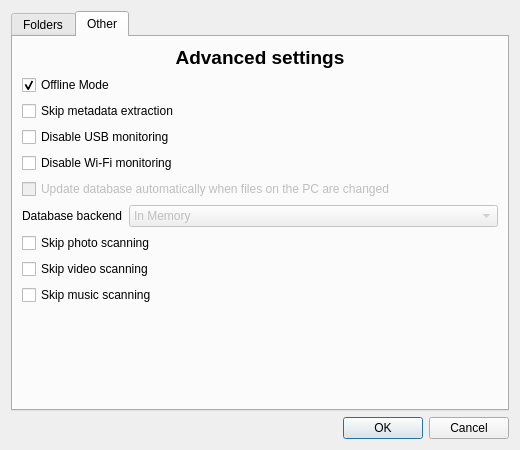
Old version of the form src/forms/configwidget.ui in the repository codestation/qcma.
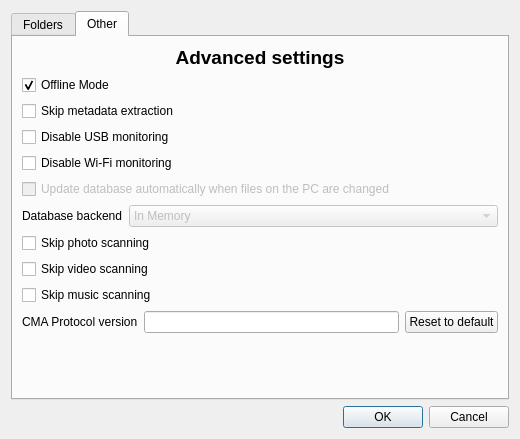
New version of the form. The open tabs and pages were chosen to show the change.

Commit message: Bump version to 0.3.4. Fixed compatibility with FW 3.30. Added setting to put a custom protocol version to avoid updates. Added notifications via libnotify on Linux. Added AppIndicator support for GNOME 3 and Unity.

What changed in the file:
```diff
--- a/src/forms/configwidget.ui
+++ b/src/forms/configwidget.ui
@@ -7,7 +7,7 @@
     <x>0</x>
     <y>0</y>
     <width>520</width>
-    <height>450</height>
+    <height>439</height>
    </rect>
   </property>
   <property name="windowTitle">
@@ -346,6 +346,31 @@
              </property>
             </widget>
            </item>
+           <item>
+            <layout class="QHBoxLayout" name="horizontalLayout_3">
+             <item>
+              <widget class="QLabel" name="label_10">
+               <property name="text">
+                <string>CMA Protocol version</string>
+               </property>
+              </widget>
+             </item>
+             <item>
+              <widget class="QLineEdit" name="protocolEdit">
+               <property name="inputMask">
+                <string>9999999</string>
+               </property>
+              </widget>
+             </item>
+             <item>
+              <widget class="QPushButton" name="resetProtocolButton">
+               <property name="text">
+                <string>Reset to default</string>
+               </property>
+              </widget>
+             </item>
+            </layout>
+           </item>
            <item>
             <spacer name="verticalSpacer">
              <property name="orientation">
```
Left out of the diff: 9 changed lines with no effect on the pictures. Lines whose indentation alone changed are shown as unchanged. The commit also changes 28 other files.
